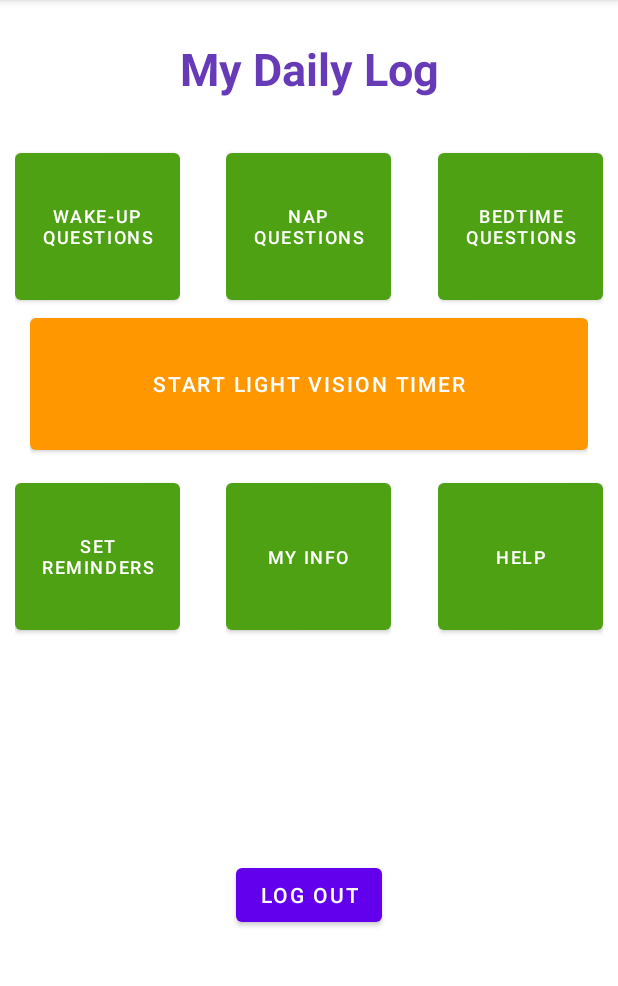
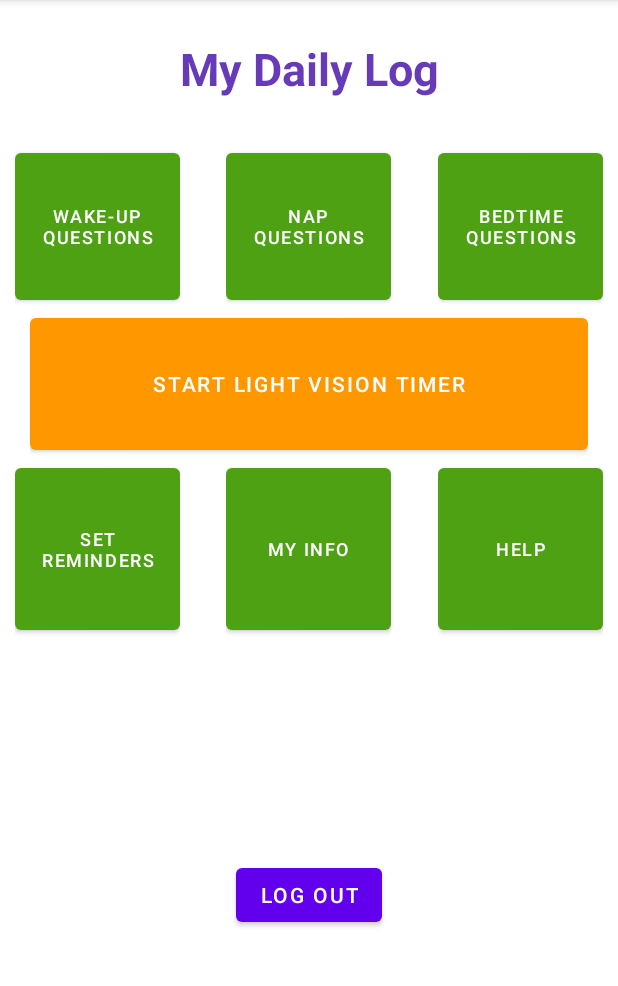
Before and after one commit to jkal90/Team16_Capstone, an Android app: the screen it shows after launch (MainActivity), on a phone screen of 412 x 824 dp, the part 84-1070 px from its top. Run offline under Robolectric (Android 15) with nearby library versions, the phone set to English and light mode, and no system bars.

Commit message:
Fixed formatting on buttons

```diff
--- a/app/src/main/res/layout/activity_main.xml
+++ b/app/src/main/res/layout/activity_main.xml
@@ -4,6 +4,7 @@
     xmlns:tools="http://schemas.android.com/tools"
     android:layout_width="wrap_content"
     android:layout_height="match_parent"
+    android:background="#FFFFFF"
     android:orientation="vertical"
     tools:context=".MainActivity">
 
@@ -100,7 +101,6 @@
         android:layout_width="match_parent"
         android:layout_height="120dp"
         android:paddingLeft="10dp"
-        android:paddingTop="10dp"
         android:paddingRight="10dp">
 
         <FrameLayout
```
